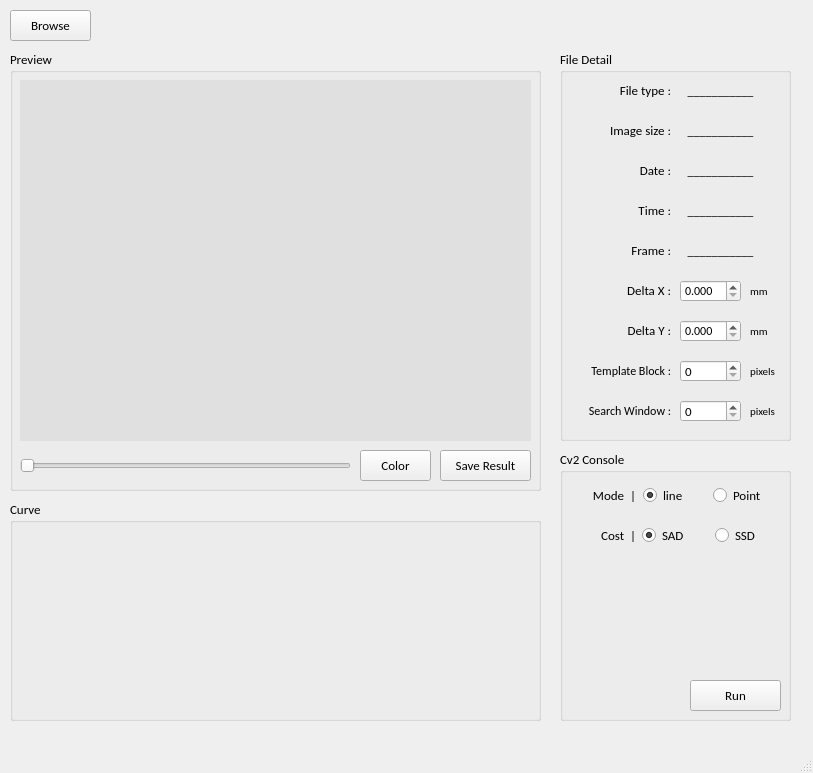
Old version of the form main.ui in the repository doraduan12/Speckle_Tracking.
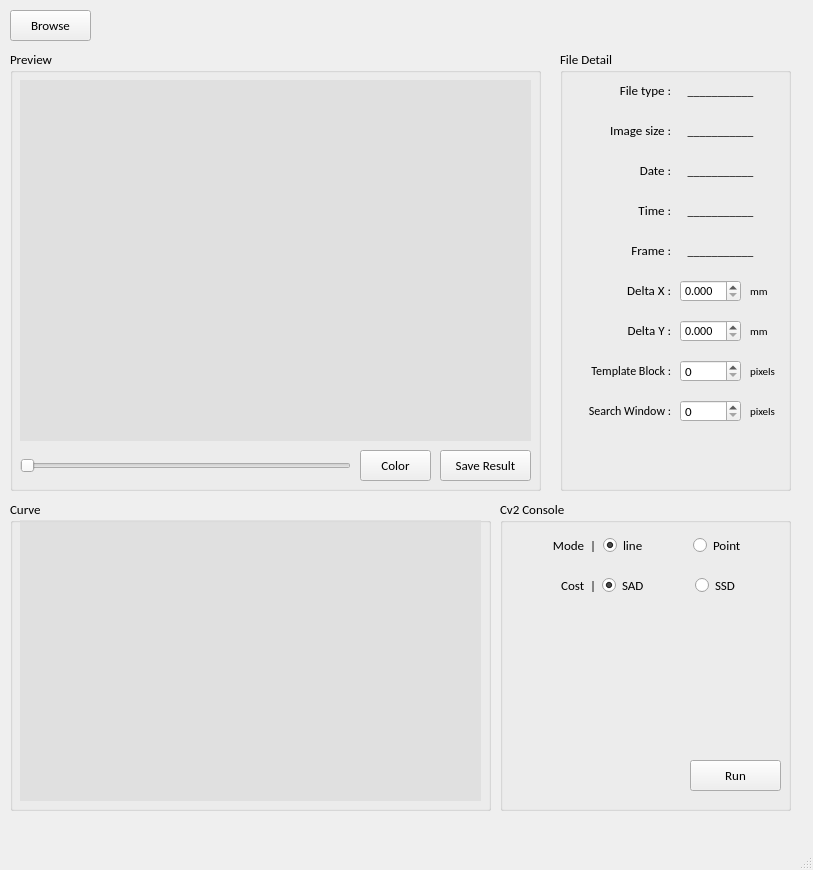
New version of the form.

The edit to the form file:
```diff
--- a/main.ui
+++ b/main.ui
@@ -7,7 +7,7 @@
     <x>0</x>
     <y>0</y>
     <width>813</width>
-    <height>773</height>
+    <height>870</height>
    </rect>
   </property>
   <property name="windowTitle">
@@ -57,7 +57,7 @@
       <x>560</x>
       <y>50</y>
       <width>231</width>
-      <height>391</height>
+      <height>441</height>
      </rect>
     </property>
     <property name="font">
@@ -595,8 +595,8 @@
      <rect>
       <x>10</x>
       <y>500</y>
-      <width>531</width>
-      <height>221</height>
+      <width>481</width>
+      <height>311</height>
      </rect>
     </property>
     <property name="font">
@@ -608,6 +608,31 @@
     <property name="title">
      <string>Curve</string>
     </property>
+    <widget class="QLabel" name="label_curve">
+     <property name="geometry">
+      <rect>
+       <x>10</x>
+       <y>20</y>
+       <width>461</width>
+       <height>281</height>
+      </rect>
+     </property>
+     <property name="font">
+      <font>
+       <family>Calibri</family>
+       <pointsize>12</pointsize>
+      </font>
+     </property>
+     <property name="styleSheet">
+      <string notr="true">background-color: rgba(220, 220, 220, 200);</string>
+     </property>
+     <property name="text">
+      <string/>
+     </property>
+     <property name="alignment">
+      <set>Qt::AlignCenter</set>
+     </property>
+    </widget>
    </widget>
    <widget class="QGroupBox" name="groupBox_preview">
     <property name="geometry">
@@ -737,10 +762,10 @@
    <widget class="QGroupBox" name="groupBox">
     <property name="geometry">
      <rect>
-      <x>560</x>
-      <y>450</y>
-      <width>231</width>
-      <height>271</height>
+      <x>500</x>
+      <y>500</y>
+      <width>291</width>
+      <height>311</height>
      </rect>
     </property>
     <property name="font">
@@ -757,7 +782,7 @@
       <rect>
        <x>9</x>
        <y>30</y>
-       <width>211</width>
+       <width>271</width>
        <height>31</height>
       </rect>
      </property>
@@ -815,7 +840,7 @@
       <rect>
        <x>10</x>
        <y>70</y>
-       <width>211</width>
+       <width>271</width>
        <height>31</height>
       </rect>
      </property>
@@ -862,8 +887,8 @@
     <widget class="QPushButton" name="btn_run">
      <property name="geometry">
       <rect>
-       <x>130</x>
-       <y>230</y>
+       <x>190</x>
+       <y>260</y>
        <width>91</width>
        <height>31</height>
       </rect>
```
